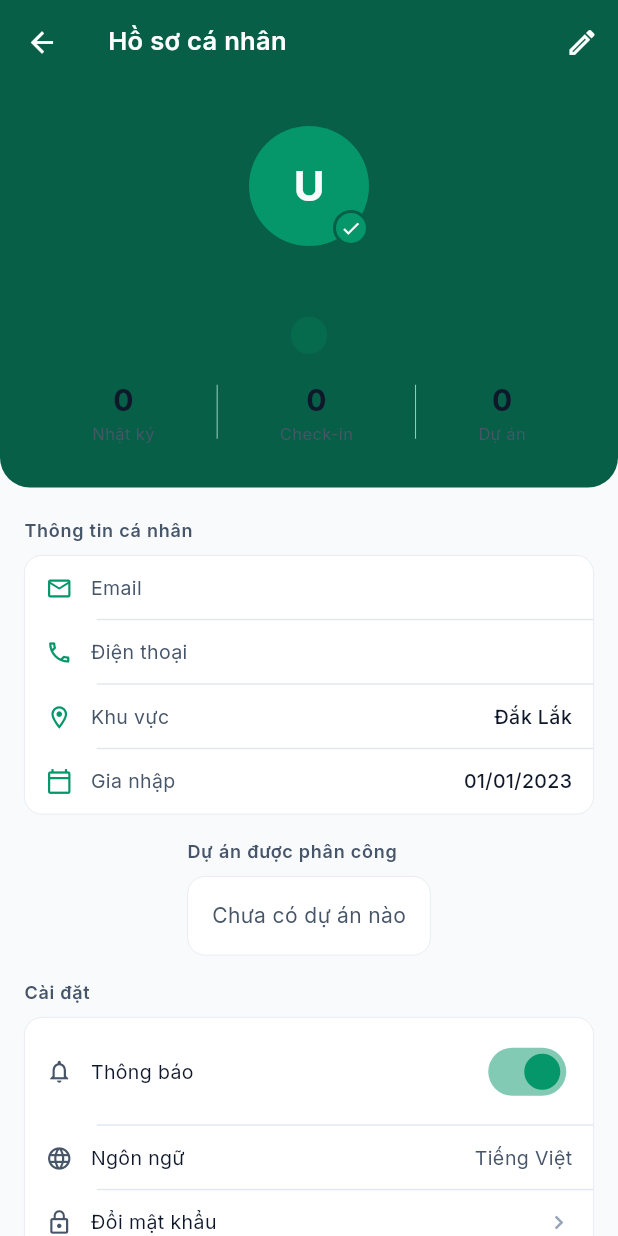
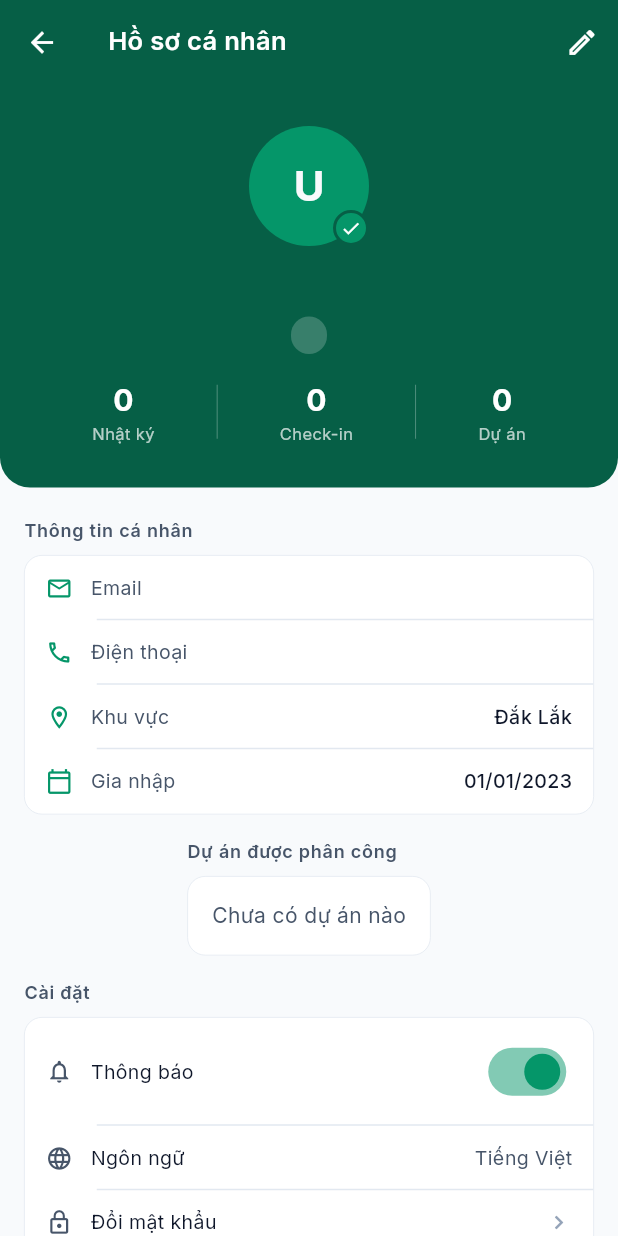
Before and after one commit to tnghiem860/quan_ly_rung, a Flutter app: the ProfileScreen screen opened directly, on a phone screen of 412 x 824 dp. Run offline on Flutter 3.47's test engine with Material 3 defaults, Android fonts, the phone set to English and light mode, and no system bars; our stand-ins replace cloud_firestore, connectivity_plus, firebase_auth, firebase_core, firebase_storage, flutter_map and 4 more; accounts and stored records are empty.

Commit message:
Fix profile header text color contrast

```diff
--- a/lib/screens/profile_screen.dart
+++ b/lib/screens/profile_screen.dart
@@ -131,24 +131,24 @@ class _ProfileScreenState extends State<ProfileScreen> {
             ],
           ),
           const SizedBox(height: 14),
-          Text(name, style: const TextStyle(color: AppTheme.textPrimary, fontSize: 20, fontWeight: FontWeight.w700)),
+          Text(name, style: const TextStyle(color: Colors.white, fontSize: 20, fontWeight: FontWeight.w700)),
           const SizedBox(height: 4),
           Container(
             padding: const EdgeInsets.symmetric(horizontal: 12, vertical: 4),
             decoration: BoxDecoration(
-              color: AppTheme.accent.withValues(alpha: 0.2),
+              color: Colors.white.withValues(alpha: 0.2),
               borderRadius: BorderRadius.circular(12),
             ),
-            child: Text(role, style: const TextStyle(color: AppTheme.accent, fontSize: 12, fontWeight: FontWeight.w500)),
+            child: Text(role, style: const TextStyle(color: Colors.white, fontSize: 12, fontWeight: FontWeight.w500)),
           ),
           const SizedBox(height: 16),
           Row(
             mainAxisAlignment: MainAxisAlignment.spaceEvenly,
             children: [
               _StatBadge(label: 'Nhật ký', value: '$_logbookCount'),
-              Container(width: 0.5, height: 36, color: AppTheme.border),
+              Container(width: 0.5, height: 36, color: Colors.white38),
               _StatBadge(label: 'Check-in', value: '$_checkinCount'),
-              Container(width: 0.5, height: 36, color: AppTheme.border),
+              Container(width: 0.5, height: 36, color: Colors.white38),
               _StatBadge(label: 'Dự án', value: '$_projectCount'),
             ],
           ),
@@ -260,8 +260,8 @@ class _StatBadge extends StatelessWidget {
   @override
   Widget build(BuildContext context) {
     return Column(children: [
-      Text(value, style: const TextStyle(color: AppTheme.textPrimary, fontSize: 20, fontWeight: FontWeight.w700)),
-      Text(label, style: const TextStyle(color: AppTheme.textSecondary, fontSize: 11)),
+      Text(value, style: const TextStyle(color: Colors.white, fontSize: 20, fontWeight: FontWeight.w700)),
+      Text(label, style: const TextStyle(color: Colors.white70, fontSize: 11)),
     ]);
   }
 }
```
